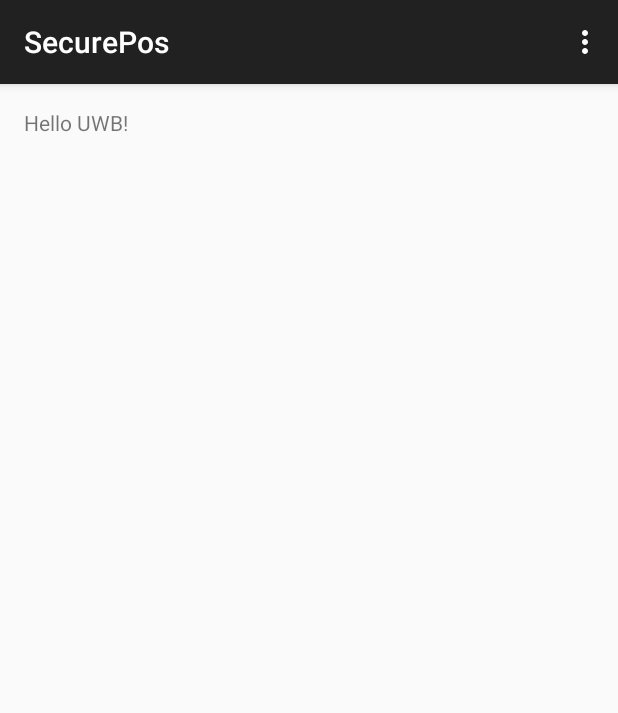
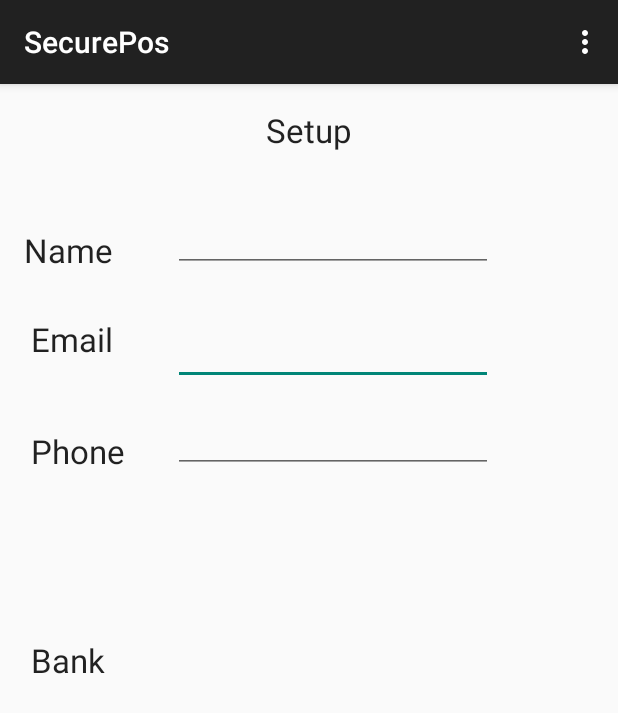
Before and after one commit to drewart/secure-pos, an Android app: the screen it shows after launch (MainActivity), on a phone screen of 412 x 824 dp. Shown: the top 713 px of the screen. Run offline under Robolectric (Android 15) with nearby library versions, the phone set to English and light mode, and no system bars.

Commit message:
update main activity to setup

```diff
--- a/app/src/main/res/layout/activity_main.xml
+++ b/app/src/main/res/layout/activity_main.xml
@@ -5,8 +5,108 @@
     android:paddingTop="@dimen/activity_vertical_margin"
     android:paddingBottom="@dimen/activity_vertical_margin" tools:context=".MainActivity">
 
-    <TextView android:text="Hello UWB!" android:layout_width="wrap_content"
+    <EditText
+        android:layout_width="wrap_content"
         android:layout_height="wrap_content"
-        android:id="@+id/text1" />
+        android:inputType="textEmailAddress"
+        android:ems="10"
+        android:id="@+id/editTextEmail"
+        android:layout_marginTop="139dp"
+        android:layout_alignParentTop="true"
+        android:layout_toRightOf="@+id/textView"
+        android:layout_toEndOf="@+id/textView"
+        android:layout_marginLeft="40dp"
+        android:layout_marginStart="40dp" />
+
+    <TextView
+        android:layout_width="wrap_content"
+        android:layout_height="wrap_content"
+        android:textAppearance="?android:attr/textAppearanceLarge"
+        android:text="Email"
+        android:id="@+id/emailLabel"
+        android:layout_alignTop="@+id/editTextEmail"
+        android:layout_toLeftOf="@+id/editTextEmail"
+        android:layout_toStartOf="@+id/editTextEmail" />
+
+    <TextView
+        android:layout_width="wrap_content"
+        android:layout_height="wrap_content"
+        android:textAppearance="?android:attr/textAppearanceLarge"
+        android:text="Name"
+        android:id="@+id/textView"
+        android:layout_alignBottom="@+id/editTextEmail"
+        android:layout_marginBottom="75dp" />
+
+    <EditText
+        android:layout_width="wrap_content"
+        android:layout_height="wrap_content"
+        android:inputType="textEmailAddress"
+        android:ems="10"
+        android:id="@+id/editText"
+        android:layout_alignBottom="@+id/textView"
+        android:layout_alignLeft="@+id/editTextEmail"
+        android:layout_alignStart="@+id/editTextEmail" />
+
+    <TextView
+        android:layout_width="wrap_content"
+        android:layout_height="wrap_content"
+        android:textAppearance="?android:attr/textAppearanceLarge"
+        android:text="Setup"
+        android:id="@+id/textView2"
+        android:layout_alignParentTop="true"
+        android:layout_centerHorizontal="true" />
+
+    <TextView
+        android:layout_width="wrap_content"
+        android:layout_height="wrap_content"
+        android:textAppearance="?android:attr/textAppearanceLarge"
+        android:text="Phone"
+        android:id="@+id/textView3"
+        android:layout_below="@+id/editTextEmail"
+        android:layout_alignLeft="@+id/emailLabel"
+        android:layout_alignStart="@+id/emailLabel"
+        android:layout_marginTop="29dp" />
+
+    <EditText
+        android:layout_width="wrap_content"
+        android:layout_height="wrap_content"
+        android:inputType="textEmailAddress"
+        android:ems="10"
+        android:id="@+id/editText2"
+        android:layout_alignBottom="@+id/textView3"
+        android:layout_alignLeft="@+id/editTextEmail"
+        android:layout_alignStart="@+id/editTextEmail" />
+
+    <TextView
+        android:layout_width="wrap_content"
+        android:layout_height="wrap_content"
+        android:textAppearance="?android:attr/textAppearanceLarge"
+        android:text="Bank"
+        android:id="@+id/textView4"
+        android:layout_centerVertical="true"
+        android:layout_alignLeft="@+id/textView3"
+        android:layout_alignStart="@+id/textView3" />
+
+    <ListView
+        android:layout_width="wrap_content"
+        android:layout_height="wrap_content"
+        android:id="@+id/listView"
+        android:choiceMode="singleChoice"
+        android:layout_alignTop="@+id/textView4"
+        android:layout_alignRight="@+id/editText2"
+        android:layout_alignEnd="@+id/editText2"
+        android:layout_alignLeft="@+id/editText2"
+        android:layout_alignStart="@+id/editText2" />
+
+    <ScrollView
+        android:layout_width="wrap_content"
+        android:layout_height="wrap_content"
+        android:id="@+id/scrollView"
+        android:layout_alignParentTop="true"
+        android:layout_alignParentRight="true"
+        android:layout_alignParentEnd="true"
+        android:layout_alignParentLeft="true"
+        android:layout_alignParentStart="true"
+        android:layout_alignParentBottom="true" />
 
 </RelativeLayout>
```
Also changed, not shown: 3 other files.
